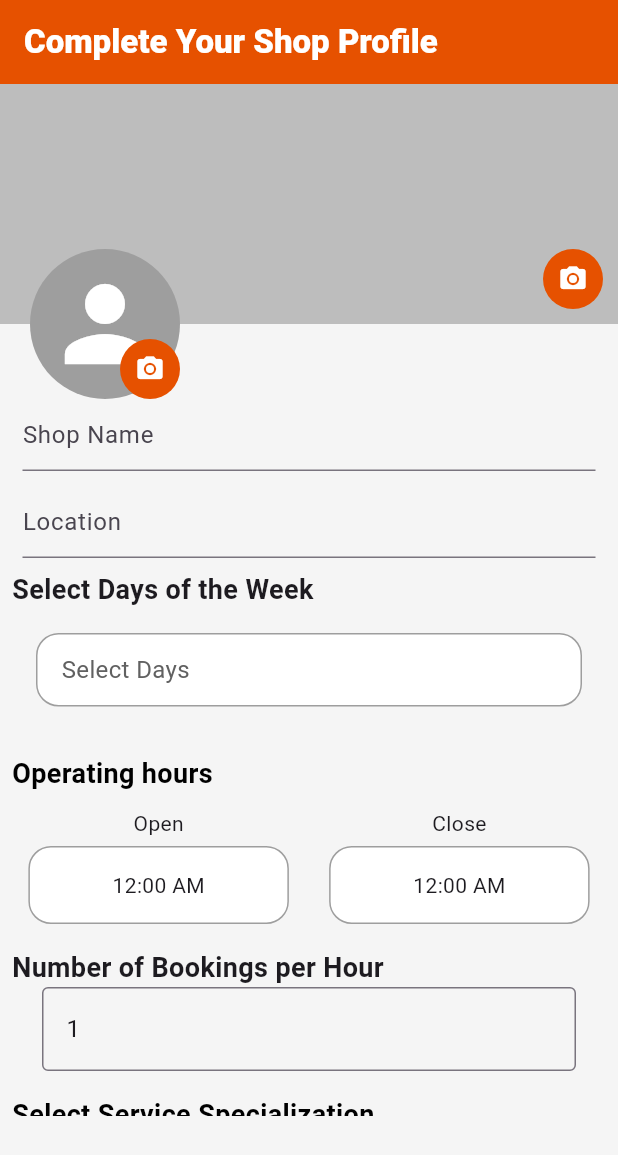
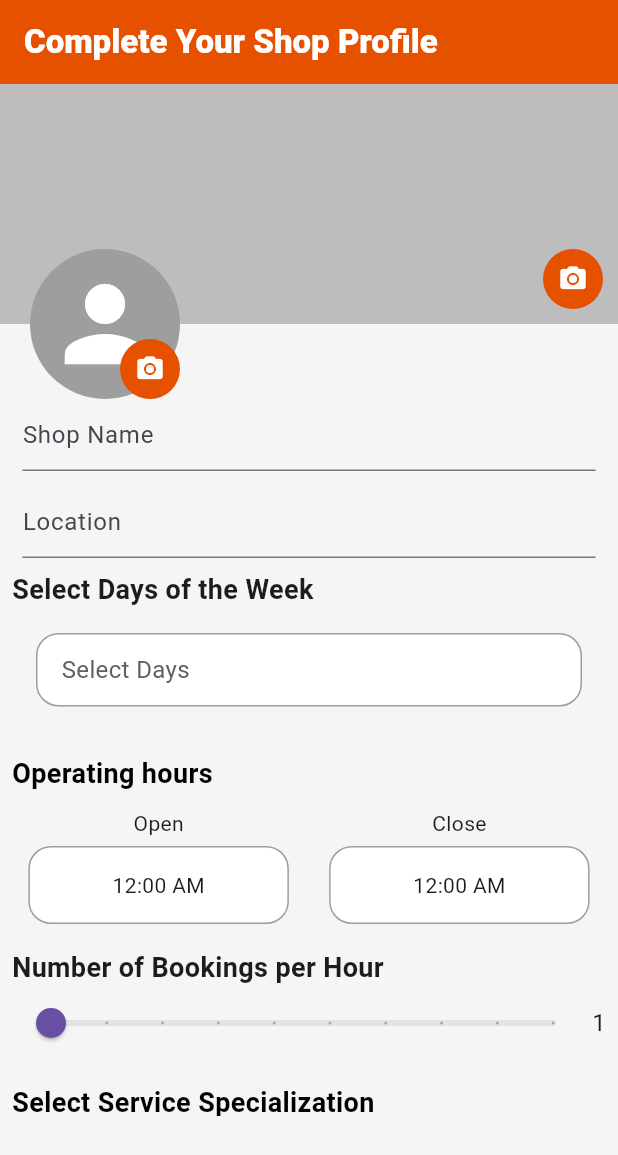
Before and after one commit to TechPyllars2024/AutoCareAutomotive, a Flutter app: the AutomotiveCompleteProfileScreen screen opened directly, on a phone screen of 412 x 824 dp. Shown: the top 1155 px of the screen. Run offline on Flutter 3.47's test engine with Material 3 defaults, Android fonts, the phone set to English and light mode, and no system bars; our stand-ins replace carousel_slider, cloud_firestore, curved_navigation_bar, file_picker, firebase_auth, firebase_core and 8 more; missing offline and left inert: flutter_pannable_rating_bar, flutter_pdfview; accounts and stored records are empty.

Commit message:
fix-comments-mid_defense: Profile Management

```diff
--- a/lib/ProfileManagement/screens/automotive_complete_profile.dart
+++ b/lib/ProfileManagement/screens/automotive_complete_profile.dart
@@ -12,7 +12,6 @@ import 'package:get/get.dart';
 import 'package:flutter/material.dart';
 import '../models/automotive_shop_profile_model.dart';
 import '../services/automotive_shop_edit_profile_services.dart';
-import '../widgets/numberOfBookings.dart';
 
 class AutomotiveCompleteProfileScreen extends StatefulWidget {
   const AutomotiveCompleteProfileScreen({super.key, this.child});
@@ -44,6 +43,7 @@ class _AutomotiveCompleteProfileScreenState extends State<AutomotiveCompleteProf
   bool _isLoading = false;
   int _numberOfBookingPerHour = 1;
   Map<String, Map<String, int>> remainingSlots = {};
+  List<String>? _serviceSpecialization;
 
   @override
   void initState() {
@@ -442,11 +442,16 @@ class _AutomotiveCompleteProfileScreenState extends State<AutomotiveCompleteProf
             fontWeight: FontWeight.bold,
           ),
         ),
+        const SizedBox(height: 8),
         CustomDropdown(
           options: CategoryList.categories,
           hintText: 'Service Specialization',
           controller: dropdownController,
+          initialSelectedOptions: const [],
           onSelectionChanged: (selectedOptions) {
+            setState(() {
+              _serviceSpecialization = selectedOptions.cast<String>();
+            });
           },
         ),
       ],
@@ -477,8 +482,9 @@ class _AutomotiveCompleteProfileScreenState extends State<AutomotiveCompleteProf
           ],
           hintText: 'Select Days',
           controller: daysOfTheWeekController,
+          initialSelectedOptions: const [],
           onSelectionChanged: (selectedOptions) {
-          },
+          }
         ),
       ],
     ),
@@ -496,15 +502,27 @@ class _AutomotiveCompleteProfileScreenState extends State<AutomotiveCompleteProf
             fontWeight: FontWeight.bold,
           ),
         ),
-        NumberInputController(
-          initialValue: _numberOfBookingPerHour, // Set the initial value from the state variable
-          min: 1,
-          max: 10,
-          onValueChanged: (value) {
-            setState(() {
-              _numberOfBookingPerHour = value; // Update the state variable when the input changes
-            });
-          },
+        Row(
+          children: [
+            Expanded(
+              child: Slider(
+                value: _numberOfBookingPerHour.toDouble(),
+                min: 1,
+                max: 10,
+                divisions: 9, // For 1 to 10
+                label: _numberOfBookingPerHour.toString(),
+                onChanged: (double value) {
+                  setState(() {
+                    _numberOfBookingPerHour = value.toInt();
+                  });
+                },
+              ),
+            ),
+            Text(
+              '$_numberOfBookingPerHour',
+              style: const TextStyle(fontSize: 16),
+            ),
+          ],
         ),
       ],
     ),
```
